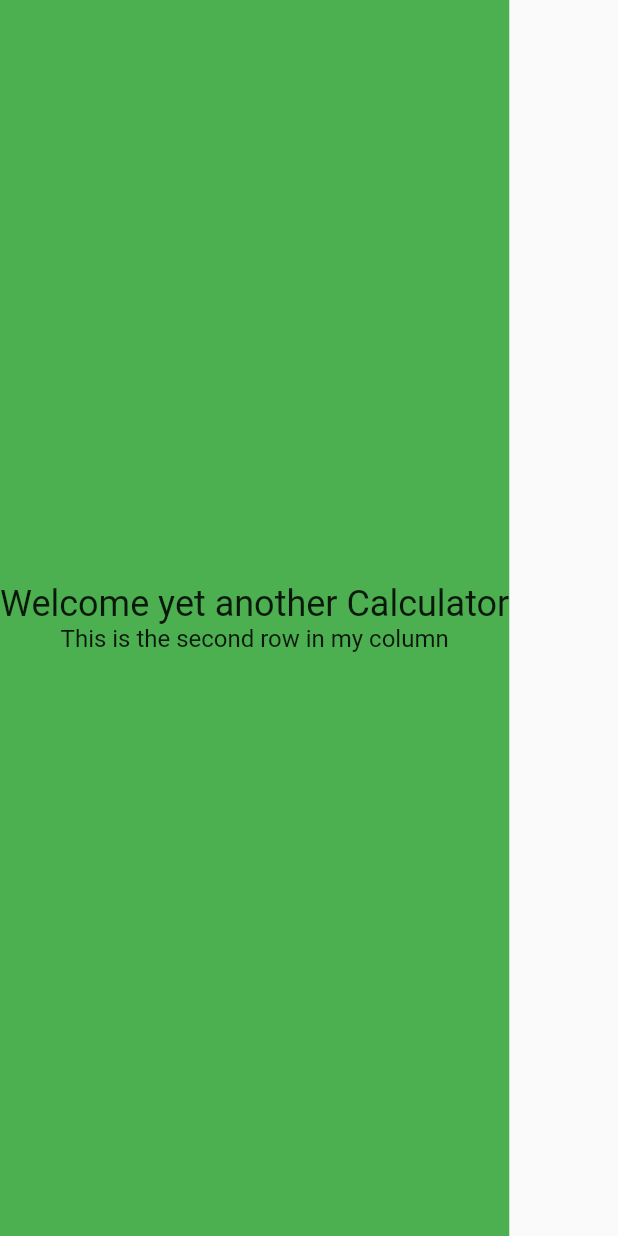
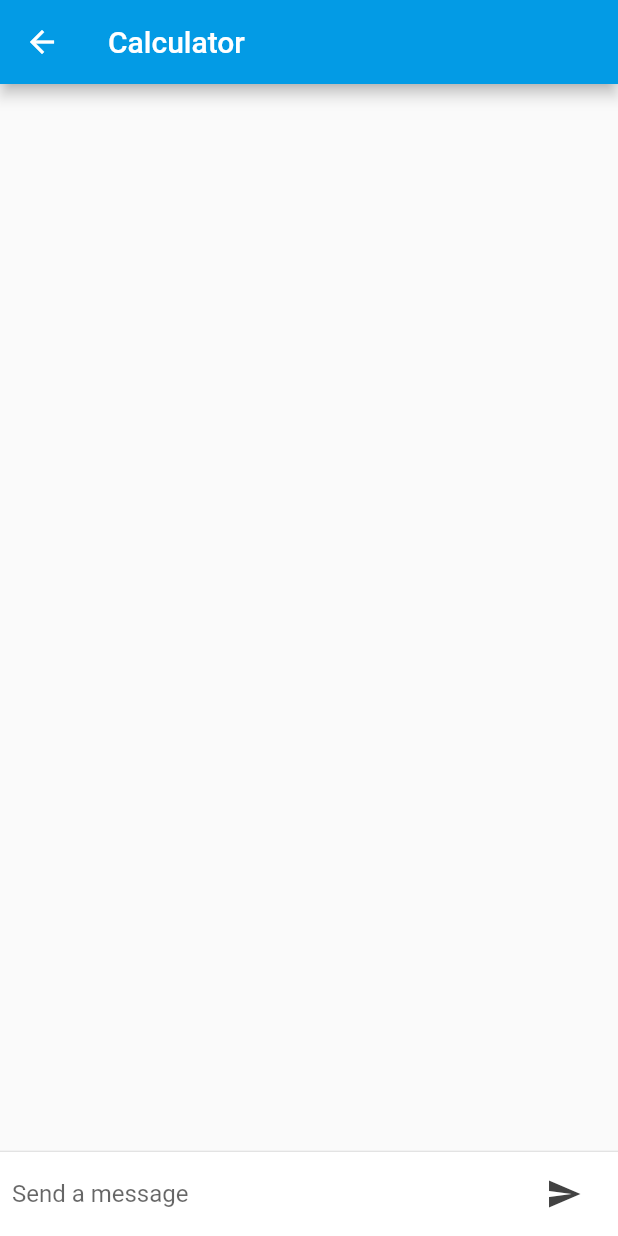
Before and after one commit to jofrb/basic-calculator, a Flutter app: the LandingPage screen opened directly, on a phone screen of 412 x 824 dp. Run offline on Flutter 3.47's test engine with Material 2 defaults, Android fonts, the phone set to English and light mode, and no system bars; Roboto replaces fonts that are missing (Montserrat).

Commit message:
Add calculator UI and establish main functions

```diff
--- a/lib/landing_page.dart
+++ b/lib/landing_page.dart
@@ -1,21 +1,101 @@
 import 'package:flutter/material.dart';
 
-class LandingPage extends StatelessWidget{
+class LandingPage extends StatefulWidget {
+  @override
+  State<StatefulWidget> createState() => new LandingPageState();
+}
+
+class LandingPageState extends State<LandingPage> {
+  final List<ChatMessage> _messages = <ChatMessage>[];
+  final TextEditingController _textController = new TextEditingController();
+
+  Widget _buildTextComposer() {
+    return new IconTheme(
+        data: new IconThemeData(color: Theme.of(context).accentColor),
+        child: new Container(
+            margin: const EdgeInsets.symmetric(horizontal: 8.0),
+            child: new Row(
+              children: <Widget>[
+                new Flexible(
+                  child: new TextField(
+                    controller: _textController,
+                    onSubmitted: _handleSubmitted,
+                    decoration: new InputDecoration.collapsed(
+                        hintText: "Send a message"),
+                  ),
+                ),
+                new Container(
+                  margin: new EdgeInsets.all(4.0),
+                  child: new IconButton(
+                    icon: new Icon(Icons.send),
+                    onPressed: () => _handleSubmitted(_textController.text),
+                  ),
+                )
+              ],
+            )));
+  }
 
   @override
-  Widget build(BuildContext context){
-    var textStyle = new TextStyle(fontSize: 32.0, color: Colors.white);
-    return new Material(
-      color: Colors.green,
-      child: new InkWell(
-        onTap: () => print("The page has been tapped"),
-        child: new Column(
-          mainAxisAlignment: MainAxisAlignment.center,
-          children: <Widget>[
-            new Text("Welcome yet another Calculator", style: Theme.of(context).textTheme.headline),
-            new Text("This is the second row in my column", style: Theme.of(context).textTheme.subhead)
-          ],
-        ),
-      ),);
+  Widget build(BuildContext context) {
+    return new Scaffold(
+      appBar: new AppBar(
+        title: new Text("Calculator"),
+      ),
+      body: new Column(children: <Widget>[
+        new Flexible(
+            child: new ListView.builder(
+          padding: new EdgeInsets.all(8.0),
+          reverse: true,
+          itemBuilder: (_, int index) => _messages[index],
+          itemCount: _messages.length,
+        )),
+        new Divider(height: 1.0),
+        new Container(
+          decoration: new BoxDecoration(color: Theme.of(context).cardColor),
+          child: _buildTextComposer(),
+        )
+      ]),
+    );
+  }
+
+  void _handleSubmitted(String text) {
+    ChatMessage message = new ChatMessage(text: text);
+    setState(() {
+      _messages.insert(0, message);
+    });
+    _textController.clear();
   }
 }
+
+const String _name = "Gusten Bråtnacke";
+
+class ChatMessage extends StatelessWidget {
+  ChatMessage({this.text});
+
+  final String text;
+
+  @override
+  Widget build(BuildContext context) {
+    return new Container(
+      margin: new EdgeInsets.symmetric(vertical: 10.0),
+      child: new Row(
+        crossAxisAlignment: CrossAxisAlignment.start,
+        children: <Widget>[
+          new Container(
+            margin: const EdgeInsets.only(right: 16.0),
+            child: CircleAvatar(child: new Text(_name[0])),
+          ),
+          new Column(
+            crossAxisAlignment: CrossAxisAlignment.start,
+            children: <Widget>[
+              new Text(_name, style: Theme.of(context).textTheme.subhead),
+              new Container(
+                  margin: const EdgeInsets.only(top: 5.0),
+                  child: new Text(text))
+            ],
+          )
+        ],
+      ),
+    );
+  }
+}
```
Also changed, not shown: lib/calculator.dart (added, +227 -0 lines), lib/main.dart (+12 -2 lines).
